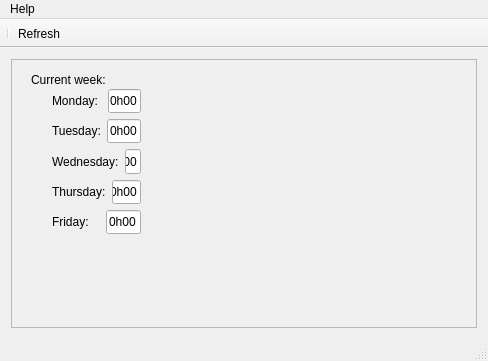
Before: the Qt Designer form src/View/gui/MainWindow.ui in alexmo16/TimesheetAssistant, drawn with Qt 5.
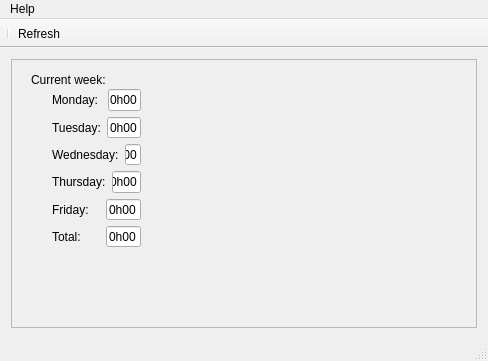
After: the same form once the commit is applied. Icons and pictures are not drawn.

Commit message: Total time of current week

Diff of the .ui file:
```diff
--- a/src/View/gui/MainWindow.ui
+++ b/src/View/gui/MainWindow.ui
@@ -60,7 +60,7 @@
          <x>30</x>
          <y>30</y>
          <width>111</width>
-         <height>156</height>
+         <height>169</height>
         </rect>
        </property>
        <layout class="QVBoxLayout" name="verticalLayout">
@@ -331,6 +331,57 @@
           </item>
          </layout>
         </item>
+        <item>
+         <layout class="QHBoxLayout" name="horizontalLayout_8" stretch="0,0">
+          <property name="spacing">
+           <number>6</number>
+          </property>
+          <property name="sizeConstraint">
+           <enum>QLayout::SetNoConstraint</enum>
+          </property>
+          <item>
+           <widget class="QLabel" name="label_9">
+            <property name="text">
+             <string>Total:</string>
+            </property>
+           </widget>
+          </item>
+          <item>
+           <widget class="QLineEdit" name="totalTime">
+            <property name="sizePolicy">
+             <sizepolicy hsizetype="Ignored" vsizetype="Preferred">
+              <horstretch>0</horstretch>
+              <verstretch>0</verstretch>
+             </sizepolicy>
+            </property>
+            <property name="maximumSize">
+             <size>
+              <width>35</width>
+              <height>16777215</height>
+             </size>
+            </property>
+            <property name="layoutDirection">
+             <enum>Qt::LeftToRight</enum>
+            </property>
+            <property name="text">
+             <string>0h00</string>
+            </property>
+            <property name="maxLength">
+             <number>5</number>
+            </property>
+            <property name="frame">
+             <bool>true</bool>
+            </property>
+            <property name="alignment">
+             <set>Qt::AlignLeading|Qt::AlignLeft|Qt::AlignVCenter</set>
+            </property>
+            <property name="readOnly">
+             <bool>true</bool>
+            </property>
+           </widget>
+          </item>
+         </layout>
+        </item>
        </layout>
       </widget>
      </widget>
```
The commit also changes 3 other files.
